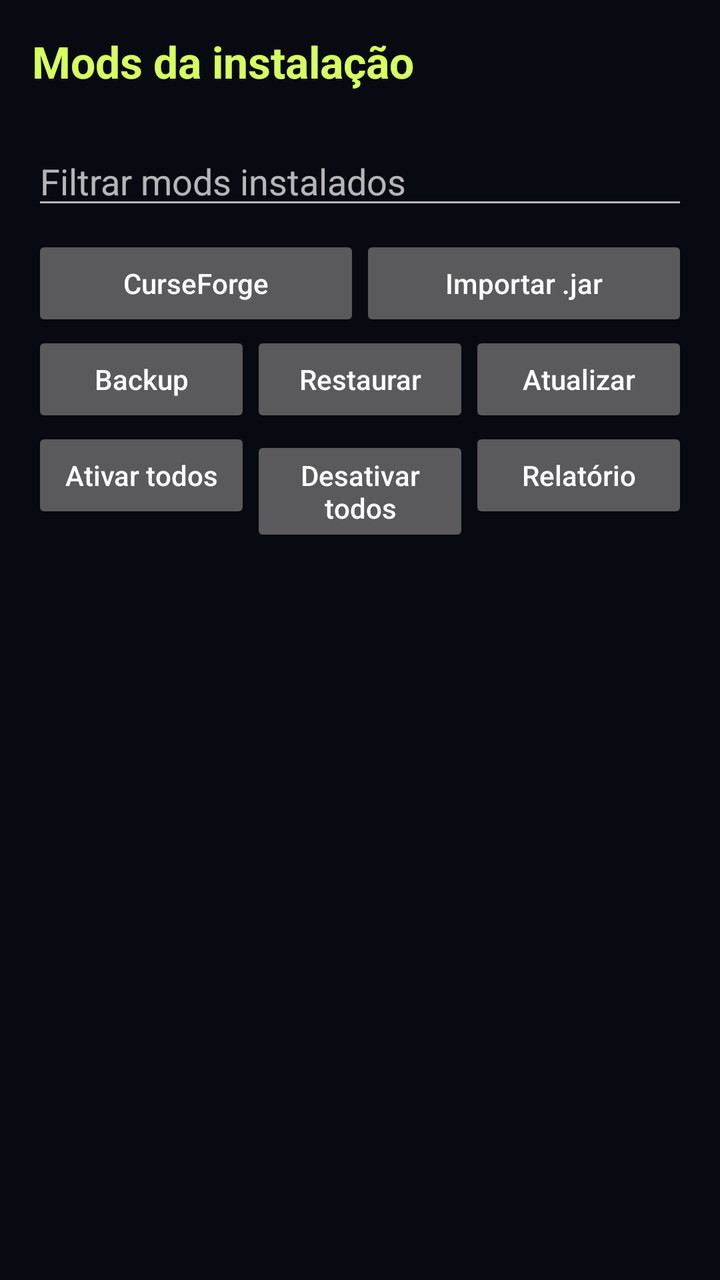
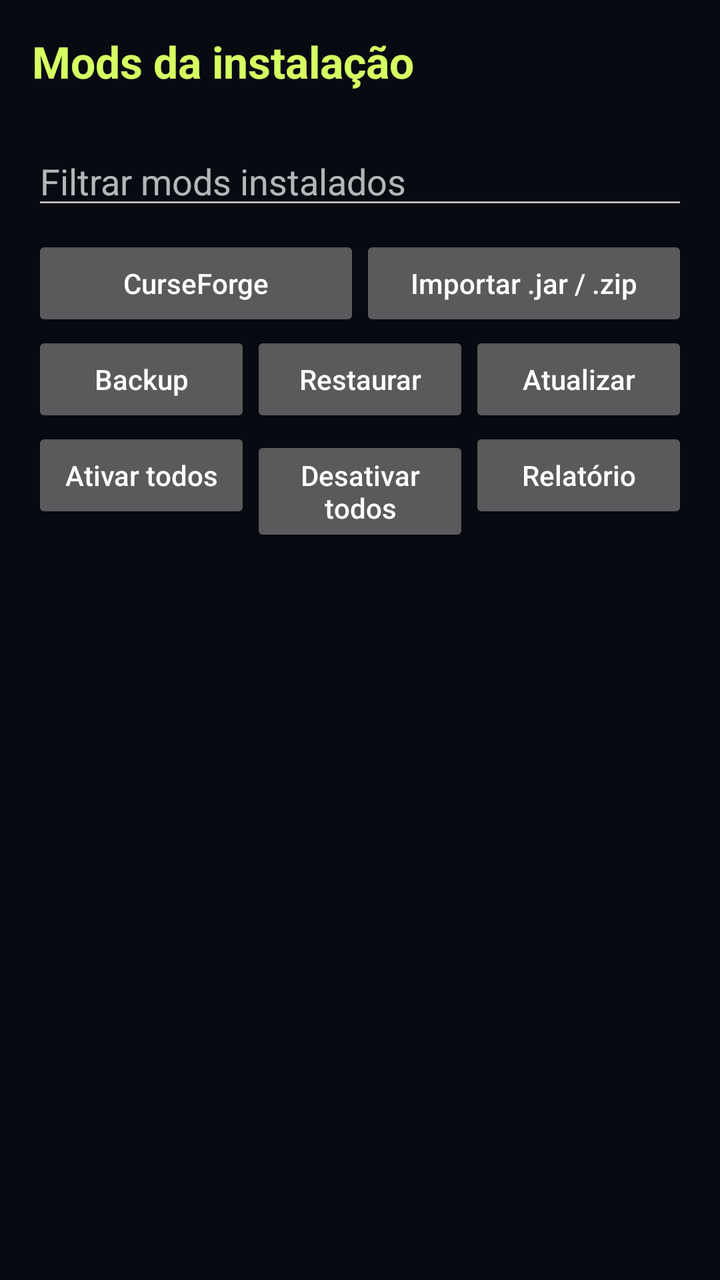

Two renders of the same Android screen: before a commit and after it. Below are the layout's source before the change and the commit's diff.
<!-- AndroidManifest.xml: application theme AppTheme -->
<!-- res/layout/fragment_mod_manager.xml -->
<?xml version="1.0" encoding="utf-8"?>
<LinearLayout xmlns:android="http://schemas.android.com/apk/res/android"
    android:layout_width="match_parent" android:layout_height="match_parent"
    android:orientation="vertical" android:padding="16dp" android:background="@color/background_app">
    <TextView android:id="@+id/mod_manager_title" android:layout_width="match_parent" android:layout_height="wrap_content"
        android:text="Mods da instalação" android:textSize="22sp" android:textStyle="bold" android:textColor="@color/mikael_lime"/>
    <TextView android:id="@+id/mod_manager_path" android:layout_width="match_parent" android:layout_height="wrap_content"
        android:ellipsize="middle" android:maxLines="1" android:textColor="@color/secondary_text" android:paddingTop="4dp"/>
    <EditText android:id="@+id/mod_manager_search" android:layout_width="match_parent" android:layout_height="wrap_content"
        android:hint="Filtrar mods instalados" android:singleLine="true" android:inputType="text"/>
    <LinearLayout android:layout_width="match_parent" android:layout_height="wrap_content" android:orientation="horizontal" android:paddingTop="8dp">
        <Button android:id="@+id/mod_manager_curseforge" android:layout_width="0dp" android:layout_height="wrap_content" android:layout_weight="1"
            android:text="CurseForge" android:textAllCaps="false"/>
        <Button android:id="@+id/mod_manager_import" android:layout_width="0dp" android:layout_height="wrap_content" android:layout_weight="1"
            android:text="Importar .jar" android:textAllCaps="false"/>
    </LinearLayout>
    <LinearLayout android:layout_width="match_parent" android:layout_height="wrap_content" android:orientation="horizontal">
        <Button android:id="@+id/mod_manager_backup" android:layout_width="0dp" android:layout_height="wrap_content" android:layout_weight="1"
            android:text="Backup" android:textAllCaps="false"/>
        <Button android:id="@+id/mod_manager_restore" android:layout_width="0dp" android:layout_height="wrap_content" android:layout_weight="1"
            android:text="Restaurar" android:textAllCaps="false"/>
        <Button android:id="@+id/mod_manager_refresh" android:layout_width="0dp" android:layout_height="wrap_content" android:layout_weight="1"
            android:text="Atualizar" android:textAllCaps="false"/>
    </LinearLayout>
    <LinearLayout android:layout_width="match_parent" android:layout_height="wrap_content" android:orientation="horizontal">
        <Button android:id="@+id/mod_manager_enable_all" android:layout_width="0dp" android:layout_height="wrap_content" android:layout_weight="1"
            android:text="Ativar todos" android:textAllCaps="false"/>
        <Button android:id="@+id/mod_manager_disable_all" android:layout_width="0dp" android:layout_height="wrap_content" android:layout_weight="1"
            android:text="Desativar todos" android:textAllCaps="false"/>
        <Button android:id="@+id/mod_manager_report" android:layout_width="0dp" android:layout_height="wrap_content" android:layout_weight="1"
            android:text="Relatório" android:textAllCaps="false"/>
    </LinearLayout>
    <TextView android:id="@+id/mod_manager_status" android:layout_width="match_parent" android:layout_height="wrap_content"
        android:paddingTop="8dp" android:paddingBottom="8dp" android:textColor="@color/secondary_text"/>
    <ScrollView android:layout_width="match_parent" android:layout_height="0dp" android:layout_weight="1">
        <LinearLayout android:id="@+id/mod_manager_list" android:layout_width="match_parent" android:layout_height="wrap_content" android:orientation="vertical"/>
    </ScrollView>
</LinearLayout>
<!-- resources referenced by this layout -->
<resources>
  <color name="background_app">#080A12</color>
  <color name="mikael_lime">#D6FF62</color>
  <color name="secondary_text">#8F9AB7</color>
  <style name="AppTheme" parent="@style/Theme.AppCompat.NoActionBar">
          <item name="windowNoTitle">true</item>
          <item name="windowActionBar">false</item>
          <item name="android:windowContentOverlay">@null</item>
          <item name="android:statusBarColor">@color/background_status_bar</item>
          <item name="android:navigationBarColor">@color/background_app</item>
          <item name="preferenceTheme">@style/PreferenceThemeOverlay.v14.Material</item>
  
          <item name="android:textSize">@dimen/_12ssp</item>
  
      </style>
  <color name="background_status_bar">#080A12</color>
</resources>

<!-- the commit's change to res/layout/fragment_mod_manager.xml (unified diff, before → after) -->
@@ -12,7 +12,7 @@
         <Button android:id="@+id/mod_manager_curseforge" android:layout_width="0dp" android:layout_height="wrap_content" android:layout_weight="1"
             android:text="CurseForge" android:textAllCaps="false"/>
         <Button android:id="@+id/mod_manager_import" android:layout_width="0dp" android:layout_height="wrap_content" android:layout_weight="1"
-            android:text="Importar .jar" android:textAllCaps="false"/>
+            android:text="Importar .jar / .zip" android:textAllCaps="false"/>
     </LinearLayout>
     <LinearLayout android:layout_width="match_parent" android:layout_height="wrap_content" android:orientation="horizontal">
         <Button android:id="@+id/mod_manager_backup" android:layout_width="0dp" android:layout_height="wrap_content" android:layout_weight="1"
